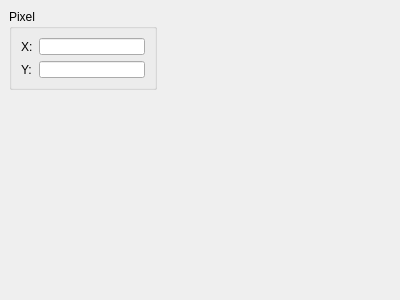
First picture: the form in debugger/ppuinformationdialog.ui, repository christopherpow/nesicide, before the edit.
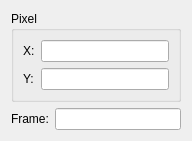
Second picture: the form after the edit.

What changed in the file:
```diff
--- a/debugger/ppuinformationdialog.ui
+++ b/debugger/ppuinformationdialog.ui
@@ -6,22 +6,16 @@
    <rect>
     <x>0</x>
     <y>0</y>
-    <width>400</width>
-    <height>300</height>
+    <width>192</width>
+    <height>125</height>
    </rect>
   </property>
   <property name="windowTitle">
    <string>Dialog</string>
   </property>
+  <layout class="QFormLayout" name="formLayout_2">
+   <item row="0" column="0" colspan="2">
   <widget class="QGroupBox" name="groupBox">
-   <property name="geometry">
-    <rect>
-     <x>9</x>
-     <y>9</y>
-     <width>148</width>
-     <height>81</height>
-    </rect>
-   </property>
    <property name="title">
     <string>Pixel</string>
    </property>
@@ -34,7 +28,11 @@
      </widget>
     </item>
     <item row="0" column="1">
-     <widget class="QLineEdit" name="pixelX"/>
+       <widget class="QLineEdit" name="pixelX">
+        <property name="readOnly">
+         <bool>true</bool>
+        </property>
+       </widget>
     </item>
     <item row="1" column="0">
      <widget class="QLabel" name="label_2">
@@ -44,10 +42,30 @@
      </widget>
     </item>
     <item row="1" column="1">
-     <widget class="QLineEdit" name="pixelY"/>
+       <widget class="QLineEdit" name="pixelY">
+        <property name="readOnly">
+         <bool>true</bool>
+        </property>
+       </widget>
     </item>
    </layout>
   </widget>
+   </item>
+   <item row="1" column="0">
+    <widget class="QLabel" name="label_3">
+     <property name="text">
+      <string>Frame:</string>
+     </property>
+    </widget>
+   </item>
+   <item row="1" column="1">
+    <widget class="QLineEdit" name="frameNumber">
+     <property name="readOnly">
+      <bool>true</bool>
+     </property>
+    </widget>
+   </item>
+  </layout>
  </widget>
  <resources/>
  <connections/>
```
Lines whose indentation alone changed are shown as unchanged.
